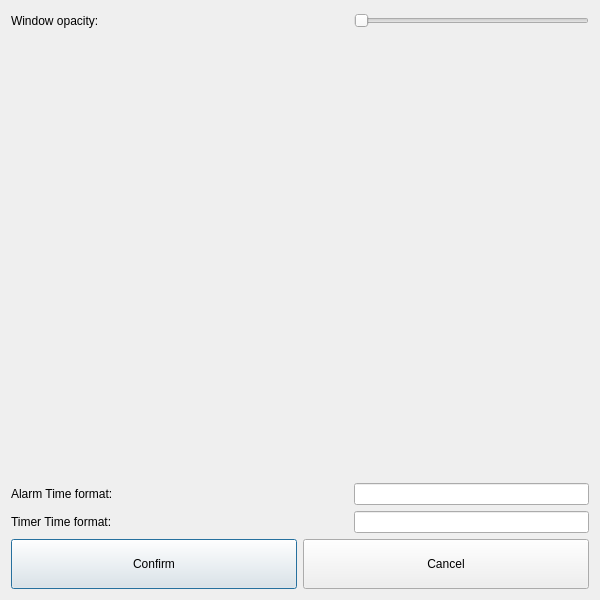
Old version of the form SmartTimer/globalsettingsdialog.ui in the repository secondYearProjects/SmartTimer.
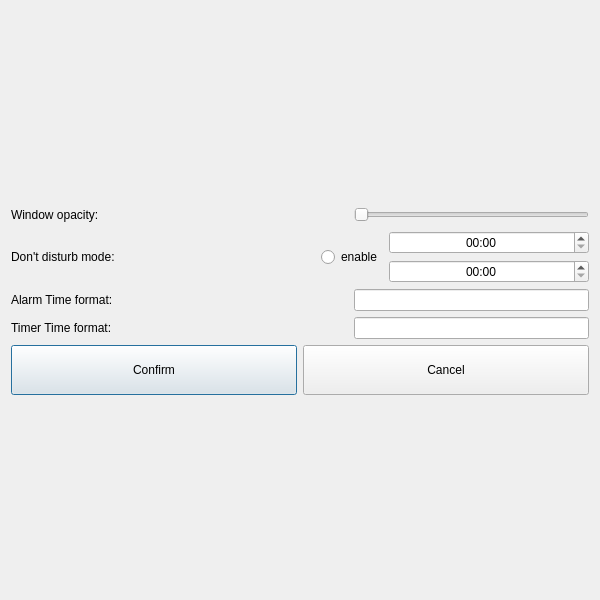
New version of the form. Icons and pictures are not drawn.

Diff of the .ui file:
```diff
--- a/SmartTimer/globalsettingsdialog.ui
+++ b/SmartTimer/globalsettingsdialog.ui
@@ -109,15 +109,71 @@
          </property>
          <property name="maximumSize">
           <size>
-           <width>100</width>
+           <width>16777215</width>
            <height>16777215</height>
           </size>
          </property>
          <property name="text">
-          <string/>
+          <string>Don't disturb mode:</string>
          </property>
         </widget>
        </item>
+       <item>
+        <spacer name="horizontalSpacer_4">
+         <property name="orientation">
+          <enum>Qt::Horizontal</enum>
+         </property>
+         <property name="sizeHint" stdset="0">
+          <size>
+           <width>40</width>
+           <height>20</height>
+          </size>
+         </property>
+        </spacer>
+       </item>
+       <item>
+        <widget class="QRadioButton" name="DDenable">
+         <property name="text">
+          <string>enable</string>
+         </property>
+        </widget>
+       </item>
+       <item>
+        <layout class="QVBoxLayout" name="verticalLayout_2">
+         <item>
+          <widget class="QTimeEdit" name="DDmin">
+           <property name="minimumSize">
+            <size>
+             <width>200</width>
+             <height>0</height>
+            </size>
+           </property>
+           <property name="alignment">
+            <set>Qt::AlignCenter</set>
+           </property>
+           <property name="displayFormat">
+            <string>HH:mm</string>
+           </property>
+          </widget>
+         </item>
+         <item>
+          <widget class="QTimeEdit" name="DDmax">
+           <property name="minimumSize">
+            <size>
+             <width>200</width>
+             <height>0</height>
+            </size>
+           </property>
+           <property name="alignment">
+            <set>Qt::AlignCenter</set>
+           </property>
+           <property name="displayFormat">
+            <string>HH:mm</string>
+           </property>
+          </widget>
+         </item>
+        </layout>
+       </item>
       </layout>
      </item>
      <item>
@@ -144,6 +200,12 @@
        </item>
        <item>
         <widget class="QLineEdit" name="alarmFormat">
+         <property name="minimumSize">
+          <size>
+           <width>200</width>
+           <height>0</height>
+          </size>
+         </property>
          <property name="alignment">
           <set>Qt::AlignCenter</set>
          </property>
@@ -175,6 +237,12 @@
        </item>
        <item>
         <widget class="QLineEdit" name="TimerFormat">
+         <property name="minimumSize">
+          <size>
+           <width>200</width>
+           <height>0</height>
+          </size>
+         </property>
          <property name="alignment">
           <set>Qt::AlignCenter</set>
          </property>
```
